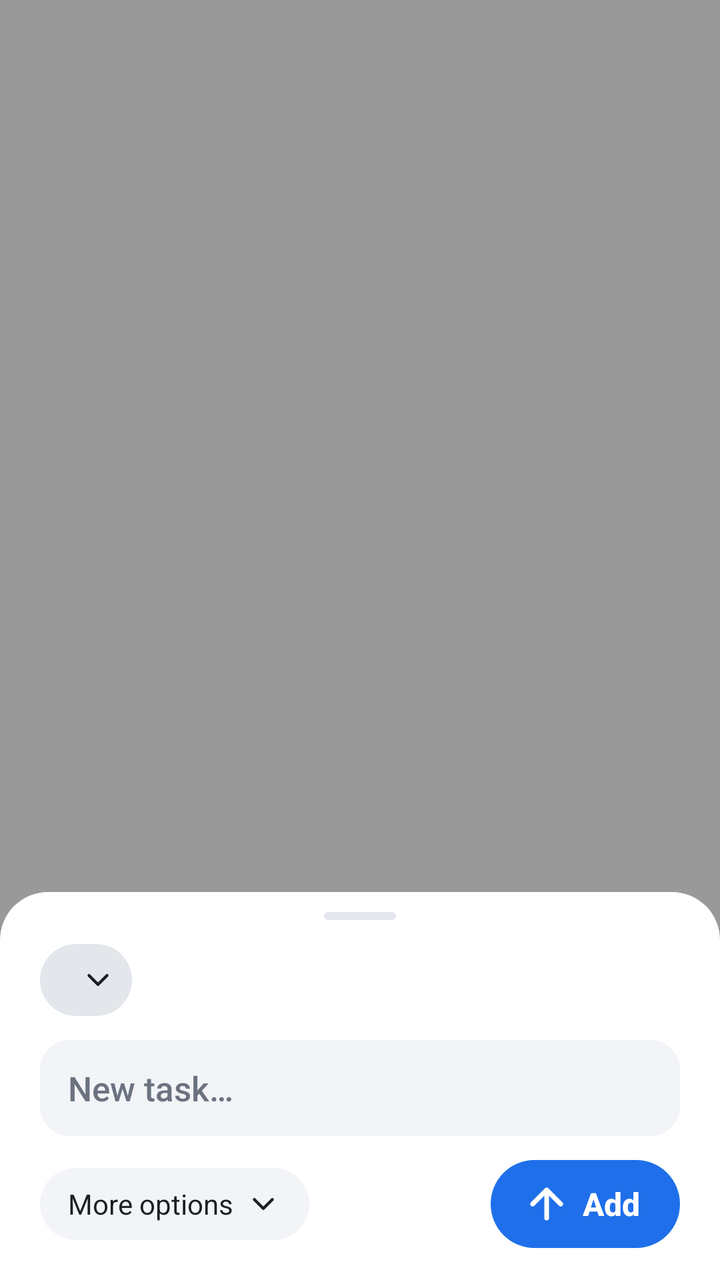
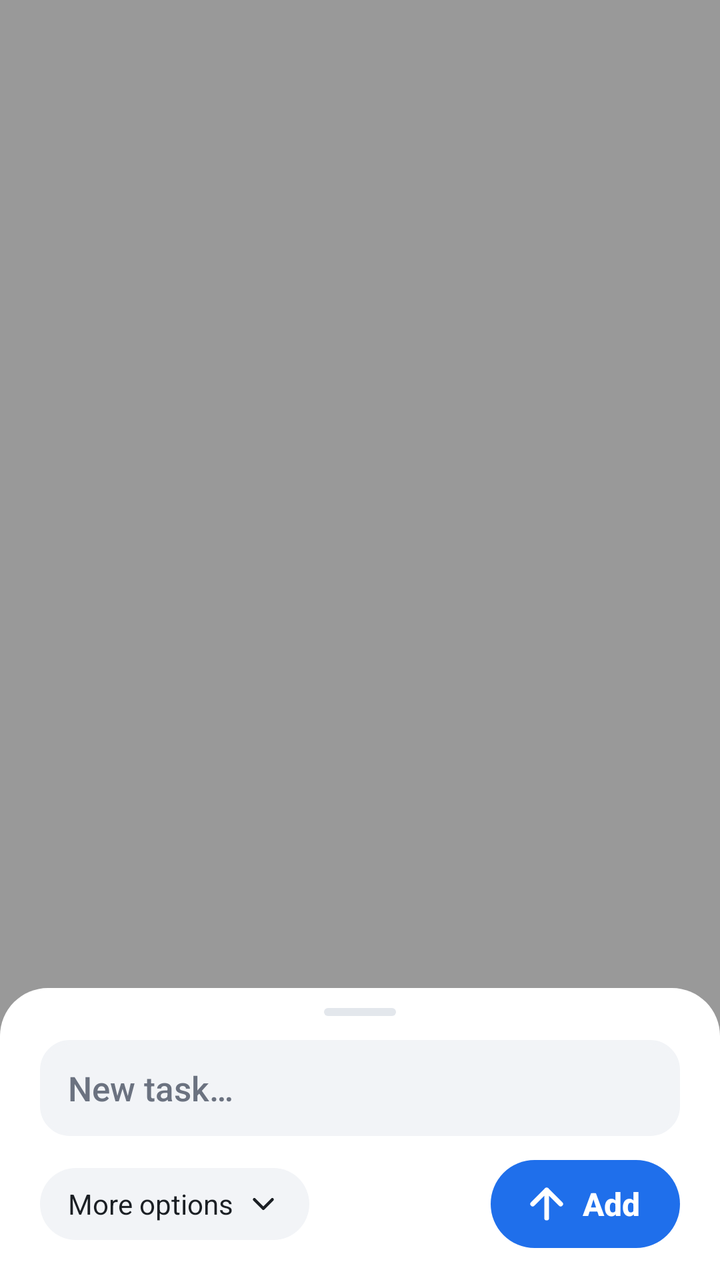

Screens rendered from an Android XML layout before and after an edit, with the pre-edit source and the edit as a unified diff.
<!-- AndroidManifest.xml: activity theme QuickAddTheme -->
<!-- res/layout/quick_add.xml -->
<?xml version="1.0" encoding="utf-8"?>
<FrameLayout xmlns:android="http://schemas.android.com/apk/res/android"
    android:id="@+id/scrim"
    android:layout_width="match_parent"
    android:layout_height="match_parent"
    android:background="#66000000">

    <LinearLayout
        android:id="@+id/sheet"
        android:layout_width="match_parent"
        android:layout_height="wrap_content"
        android:layout_gravity="bottom"
        android:background="@drawable/sheet_bg"
        android:clickable="true"
        android:focusable="false"
        android:orientation="vertical"
        android:paddingStart="20dp"
        android:paddingTop="10dp"
        android:paddingEnd="20dp"
        android:paddingBottom="16dp">

        <View
            android:layout_width="36dp"
            android:layout_height="4dp"
            android:layout_gravity="center_horizontal"
            android:background="@drawable/sheet_handle" />

        
        <TextView
            android:id="@+id/list"
            style="@style/QuickChip"
            android:layout_marginTop="12dp"
            android:background="@drawable/pill_bg"
            android:drawablePadding="8dp"
            android:drawableEnd="@drawable/ic_expand"
            android:ellipsize="end"
            android:maxWidth="280dp"
            android:paddingStart="12dp"
            android:paddingEnd="8dp"
            android:textStyle="bold" />

        <EditText
            android:id="@+id/title"
            android:layout_width="match_parent"
            android:layout_height="wrap_content"
            android:layout_marginTop="12dp"
            android:background="@drawable/field_bg"
            android:hint="@string/quick_hint"
            android:imeOptions="actionSend"
            android:importantForAutofill="no"
            android:inputType="textCapSentences"
            android:maxLines="4"
            android:minHeight="48dp"
            android:paddingStart="14dp"
            android:paddingTop="10dp"
            android:paddingEnd="14dp"
            android:paddingBottom="10dp"
            android:textColor="@color/widget_text"
            android:textColorHint="@color/widget_muted"
            android:textSize="17sp" />

        
        <LinearLayout
            android:id="@+id/remind_row"
            android:layout_width="match_parent"
            android:layout_height="wrap_content"
            android:layout_marginTop="8dp"
            android:gravity="center_vertical"
            android:minHeight="40dp"
            android:orientation="horizontal"
            android:visibility="gone">

            <ImageView
                android:layout_width="20dp"
                android:layout_height="20dp"
                android:importantForAccessibility="no"
                android:src="@drawable/ic_bell" />

            <TextView
                android:id="@+id/remind_text"
                android:layout_width="0dp"
                android:layout_height="wrap_content"
                android:layout_weight="1"
                android:background="?android:attr/selectableItemBackground"
                android:minHeight="40dp"
                android:gravity="center_vertical"
                android:paddingStart="8dp"
                android:paddingEnd="8dp"
                android:textColor="@color/widget_text"
                android:textSize="15sp" />

            <ImageButton
                android:id="@+id/remind_clear"
                android:layout_width="40dp"
                android:layout_height="40dp"
                android:background="?android:attr/selectableItemBackgroundBorderless"
                android:contentDescription="@string/quick_remind_clear"
                android:src="@drawable/ic_close" />
        </LinearLayout>

        
        <LinearLayout
            android:id="@+id/draft_row"
            android:layout_width="match_parent"
            android:layout_height="wrap_content"
            android:layout_marginTop="4dp"
            android:gravity="center_vertical"
            android:orientation="horizontal"
            android:visibility="gone">

            <TextView
                android:layout_width="0dp"
                android:layout_height="wrap_content"
                android:layout_weight="1"
                android:text="@string/quick_draft_restored"
                android:textColor="@color/widget_muted"
                android:textSize="14sp" />

            <TextView
                android:id="@+id/draft_discard"
                android:layout_width="wrap_content"
                android:layout_height="40dp"
                android:background="?android:attr/selectableItemBackground"
                android:gravity="center_vertical"
                android:paddingStart="12dp"
                android:paddingEnd="4dp"
                android:text="@string/quick_draft_discard"
                android:textColor="@color/accent"
                android:textSize="14sp"
                android:textStyle="bold" />
        </LinearLayout>

        
        <TextView
            android:id="@+id/status"
            android:layout_width="match_parent"
            android:layout_height="wrap_content"
            android:layout_marginTop="8dp"
            android:textSize="14sp"
            android:visibility="gone" />

        
        <LinearLayout
            android:id="@+id/more"
            android:layout_width="match_parent"
            android:layout_height="wrap_content"
            android:orientation="vertical"
            android:visibility="gone">

            <EditText
                android:id="@+id/notes"
                android:layout_width="match_parent"
                android:layout_height="wrap_content"
                android:layout_marginTop="8dp"
                android:background="@drawable/field_bg"
                android:gravity="top"
                android:hint="@string/quick_notes_hint"
                android:importantForAutofill="no"
                android:inputType="textCapSentences|textMultiLine"
                android:maxLines="6"
                android:minLines="2"
                android:paddingStart="14dp"
                android:paddingTop="10dp"
                android:paddingEnd="14dp"
                android:paddingBottom="10dp"
                android:textColor="@color/widget_text"
                android:textColorHint="@color/widget_muted"
                android:textSize="15sp"
                android:visibility="gone" />

            
            <HorizontalScrollView
                android:layout_width="match_parent"
                android:layout_height="wrap_content"
                android:layout_marginTop="12dp"
                android:scrollbars="none">

                <LinearLayout
                    android:layout_width="wrap_content"
                    android:layout_height="wrap_content"
                    android:gravity="center_vertical"
                    android:orientation="horizontal">

                    <ImageView
                        android:layout_width="20dp"
                        android:layout_height="20dp"
                        android:layout_marginEnd="8dp"
                        android:importantForAccessibility="no"
                        android:src="@drawable/ic_bell" />

                    <TextView android:id="@+id/when_today" style="@style/QuickChip" android:text="@string/quick_today" />
                    <TextView android:id="@+id/when_tomorrow" style="@style/QuickChip" android:text="@string/quick_tomorrow" />
                    <TextView android:id="@+id/when_week" style="@style/QuickChip" android:text="@string/quick_next_week" />
                    <TextView
                        android:id="@+id/when_pick"
                        style="@style/QuickChip"
                        android:drawableStart="@drawable/ic_calendar"
                        android:text="@string/quick_pick" />
                </LinearLayout>
            </HorizontalScrollView>

            
            <HorizontalScrollView
                android:layout_width="match_parent"
                android:layout_height="wrap_content"
                android:layout_marginTop="8dp"
                android:scrollbars="none">

                <LinearLayout
                    android:layout_width="wrap_content"
                    android:layout_height="wrap_content"
                    android:orientation="horizontal">

                    <TextView
                        android:id="@+id/place"
                        style="@style/QuickChip"
                        android:drawableStart="@drawable/ic_place"
                        android:ellipsize="end"
                        android:maxWidth="240dp"
                        android:text="@string/quick_place" />

                    <TextView
                        android:id="@+id/repeat"
                        style="@style/QuickChip"
                        android:drawableStart="@drawable/ic_repeat"
                        android:text="@string/quick_repeat" />

                    <TextView
                        android:id="@+id/notes_toggle"
                        style="@style/QuickChip"
                        android:drawableStart="@drawable/ic_notes"
                        android:text="@string/quick_notes" />
                </LinearLayout>
            </HorizontalScrollView>

            
            <LinearLayout
                android:id="@+id/place_row"
                android:layout_width="match_parent"
                android:layout_height="wrap_content"
                android:layout_marginTop="8dp"
                android:gravity="center_vertical"
                android:orientation="horizontal"
                android:visibility="gone">

                <TextView
                    android:layout_width="wrap_content"
                    android:layout_height="wrap_content"
                    android:layout_marginEnd="8dp"
                    android:text="@string/quick_place_when"
                    android:textColor="@color/widget_muted"
                    android:textSize="14sp" />

                <TextView android:id="@+id/place_enter" style="@style/QuickChip" android:text="@string/quick_place_enter" />
                <TextView android:id="@+id/place_exit" style="@style/QuickChip" android:text="@string/quick_place_exit" />
            </LinearLayout>

            <CheckBox
                android:id="@+id/keep_open"
                android:layout_width="wrap_content"
                android:layout_height="wrap_content"
                android:layout_marginTop="6dp"
                android:buttonTint="@color/accent"
                android:text="@string/quick_keep_open"
                android:textColor="@color/widget_muted"
                android:textSize="14sp" />
        </LinearLayout>

        
        <LinearLayout
            android:layout_width="match_parent"
            android:layout_height="wrap_content"
            android:layout_marginTop="12dp"
            android:gravity="center_vertical"
            android:orientation="horizontal">

            <TextView
                android:id="@+id/more_toggle"
                style="@style/QuickChip"
                android:drawableEnd="@drawable/ic_expand"
                android:text="@string/quick_more" />

            <View
                android:layout_width="0dp"
                android:layout_height="1dp"
                android:layout_weight="1" />

            <Button
                android:id="@+id/send"
                android:layout_width="wrap_content"
                android:layout_height="44dp"
                android:background="@drawable/add_bg"
                android:drawableStart="@drawable/ic_send"
                android:drawablePadding="6dp"
                android:minWidth="0dp"
                android:minHeight="0dp"
                android:paddingStart="16dp"
                android:paddingEnd="20dp"
                android:stateListAnimator="@null"
                android:text="@string/quick_add"
                android:textAllCaps="false"
                android:textColor="#FFFFFF"
                android:textSize="16sp"
                android:textStyle="bold" />
        </LinearLayout>
    </LinearLayout>
</FrameLayout>
<!-- resources referenced by this layout -->
<resources>
  <color name="accent">#1F6FEB</color>
  <color name="widget_muted">#6B7280</color>
  <color name="widget_text">#1B1F24</color>
  <!-- drawable ic_notes (drawable) -->
  <?xml version="1.0" encoding="utf-8"?>
  <vector xmlns:android="http://schemas.android.com/apk/res/android"
      android:width="24dp"
      android:height="24dp"
      android:viewportWidth="24"
      android:viewportHeight="24">
      <path
          android:pathData="M5 7h14M5 12h14M5 17h9"
          android:strokeColor="@color/widget_muted"
          android:strokeLineCap="round"
          android:strokeWidth="2" />
  </vector>
  <!-- drawable ic_place (drawable) -->
  <?xml version="1.0" encoding="utf-8"?>
  <vector xmlns:android="http://schemas.android.com/apk/res/android"
      android:width="24dp"
      android:height="24dp"
      android:viewportWidth="24"
      android:viewportHeight="24">
      <path
          android:pathData="M12 21s-7-6.2-7-11.5a7 7 0 0 1 14 0C19 14.8 12 21 12 21zM12 12a2.5 2.5 0 1 0 0-5 2.5 2.5 0 0 0 0 5z"
          android:strokeColor="@color/widget_muted"
          android:strokeLineCap="round"
          android:strokeLineJoin="round"
          android:strokeWidth="2" />
  </vector>
  <!-- drawable ic_repeat (drawable) -->
  <?xml version="1.0" encoding="utf-8"?>
  <vector xmlns:android="http://schemas.android.com/apk/res/android"
      android:width="24dp"
      android:height="24dp"
      android:viewportWidth="24"
      android:viewportHeight="24">
      <path
          android:pathData="M17 2l4 4-4 4M3 11V9a3 3 0 0 1 3-3h15M7 22l-4-4 4-4M21 13v2a3 3 0 0 1-3 3H3"
          android:strokeColor="@color/widget_muted"
          android:strokeLineCap="round"
          android:strokeLineJoin="round"
          android:strokeWidth="2" />
  </vector>
  <!-- drawable pill_bg (drawable) -->
  <?xml version="1.0" encoding="utf-8"?>
  <shape xmlns:android="http://schemas.android.com/apk/res/android" android:shape="rectangle">
      <solid android:color="@color/widget_pill" />
      <corners android:radius="999dp" />
  </shape>
  <!-- drawable sheet_bg (drawable) -->
  <?xml version="1.0" encoding="utf-8"?>
  <shape xmlns:android="http://schemas.android.com/apk/res/android" android:shape="rectangle">
      <solid android:color="@color/widget_bg" />
      <corners android:topLeftRadius="24dp" android:topRightRadius="24dp" />
  </shape>
  <!-- drawable sheet_handle (drawable) -->
  <?xml version="1.0" encoding="utf-8"?>
  <shape xmlns:android="http://schemas.android.com/apk/res/android" android:shape="rectangle">
      <solid android:color="@color/widget_pill" />
      <corners android:radius="2dp" />
  </shape>
  <string name="quick_add">Add</string>
  <string name="quick_draft_discard">Discard</string>
  <string name="quick_draft_restored">Draft restored</string>
  <string name="quick_hint">New task…</string>
  <string name="quick_keep_open">Add another one after this</string>
  <string name="quick_more">More options</string>
  <string name="quick_next_week">Next week</string>
  <string name="quick_notes">Description</string>
  <string name="quick_notes_hint">Description</string>
  <string name="quick_pick">Pick…</string>
  <string name="quick_place">Place</string>
  <string name="quick_place_enter">On arrival</string>
  <string name="quick_place_exit">On leaving</string>
  <string name="quick_place_when">Notify</string>
  <string name="quick_remind_clear">Remove reminder</string>
  <string name="quick_repeat">Repeat</string>
  <string name="quick_today">Today</string>
  <string name="quick_tomorrow">Tomorrow</string>
  <color name="widget_tile">#F2F4F7</color>
  <color name="widget_pill">#E3E7EC</color>
  <color name="widget_bg">#FFFFFF</color>
  <!-- unchanged entries left out for length: 10 -->
</resources>

<!-- the commit's change to res/layout/quick_add.xml (unified diff, before → after) -->
@@ -24,20 +24,6 @@
             android:layout_height="4dp"
             android:layout_gravity="center_horizontal"
             android:background="@drawable/sheet_handle" />
-
-        
-        <TextView
-            android:id="@+id/list"
-            style="@style/QuickChip"
-            android:layout_marginTop="12dp"
-            android:background="@drawable/pill_bg"
-            android:drawablePadding="8dp"
-            android:drawableEnd="@drawable/ic_expand"
-            android:ellipsize="end"
-            android:maxWidth="280dp"
-            android:paddingStart="12dp"
-            android:paddingEnd="8dp"
-            android:textStyle="bold" />
 
         <EditText
             android:id="@+id/title"
@@ -140,18 +126,106 @@
             android:visibility="gone" />
 
         
-        <LinearLayout
+        <ScrollView
             android:id="@+id/more"
+            android:layout_width="match_parent"
+            android:layout_height="wrap_content"
+            android:layout_marginTop="8dp"
+            android:layout_weight="1"
+            android:fillViewport="false"
+            android:scrollbars="none"
+            android:visibility="gone">
+
+            <LinearLayout
+                android:layout_width="match_parent"
+                android:layout_height="wrap_content"
+                android:orientation="vertical">
+
+                <include android:id="@+id/step_when" layout="@layout/quick_step" />
+                <include android:id="@+id/step_repeat" layout="@layout/quick_step" />
+                <include android:id="@+id/step_place" layout="@layout/quick_step" />
+                <include android:id="@+id/step_list" layout="@layout/quick_step" />
+                <include android:id="@+id/step_notes" layout="@layout/quick_step" />
+
+                <CheckBox
+                    android:id="@+id/keep_open"
+                    android:layout_width="wrap_content"
+                    android:layout_height="wrap_content"
+                    android:layout_marginTop="4dp"
+                    android:buttonTint="@color/accent"
+                    android:text="@string/quick_keep_open"
+                    android:textColor="@color/widget_muted"
+                    android:textSize="14sp" />
+            </LinearLayout>
+        </ScrollView>
+
+        
+        <LinearLayout
+            android:id="@+id/step_bodies"
             android:layout_width="match_parent"
             android:layout_height="wrap_content"
             android:orientation="vertical"
             android:visibility="gone">
+
+            
+            <LinearLayout
+                android:id="@+id/when_body"
+                android:layout_width="match_parent"
+                android:layout_height="wrap_content"
+                android:orientation="vertical">
+
+                <TextView
+                    android:id="@+id/when_pick"
+                    android:layout_width="match_parent"
+                    android:layout_height="48dp"
+                    android:background="@drawable/pick_bg"
+                    android:clickable="true"
+                    android:drawableStart="@drawable/ic_calendar"
+                    android:drawablePadding="10dp"
+                    android:drawableTint="@color/accent"
+                    android:focusable="true"
+                    android:gravity="center_vertical"
+                    android:paddingStart="16dp"
+                    android:paddingEnd="16dp"
+                    android:singleLine="true"
+                    android:text="@string/quick_pick_datetime"
+                    android:textColor="@color/accent"
+                    android:textSize="16sp"
+                    android:textStyle="bold" />
+
+                <HorizontalScrollView
+                    android:layout_width="match_parent"
+                    android:layout_height="wrap_content"
+                    android:layout_marginTop="8dp"
+                    android:scrollbars="none">
+
+                    <LinearLayout
+                        android:layout_width="wrap_content"
+                        android:layout_height="wrap_content"
+                        android:orientation="horizontal">
+
+                        <TextView android:id="@+id/when_today" style="@style/QuickChip" android:layout_height="32dp" android:textSize="13sp" android:text="@string/quick_today" />
+                        <TextView android:id="@+id/when_tomorrow" style="@style/QuickChip" android:layout_height="32dp" android:textSize="13sp" android:text="@string/quick_tomorrow" />
+                        <TextView android:id="@+id/when_week" style="@style/QuickChip" android:layout_height="32dp" android:textSize="13sp" android:text="@string/quick_next_week" />
+                    </LinearLayout>
+                </HorizontalScrollView>
+            </LinearLayout>
+
+            
+            <LinearLayout
+                android:id="@+id/place_row"
+                android:layout_width="match_parent"
+                android:layout_height="wrap_content"
+                android:orientation="horizontal">
+
+                <TextView android:id="@+id/place_enter" style="@style/QuickChip" android:text="@string/quick_place_enter" />
+                <TextView android:id="@+id/place_exit" style="@style/QuickChip" android:text="@string/quick_place_exit" />
+            </LinearLayout>
 
             <EditText
                 android:id="@+id/notes"
                 android:layout_width="match_parent"
                 android:layout_height="wrap_content"
-                android:layout_marginTop="8dp"
                 android:background="@drawable/field_bg"
                 android:gravity="top"
                 android:hint="@string/quick_notes_hint"
@@ -165,105 +239,7 @@
                 android:paddingBottom="10dp"
                 android:textColor="@color/widget_text"
                 android:textColorHint="@color/widget_muted"
-                android:textSize="15sp"
-                android:visibility="gone" />
-
-            
-            <HorizontalScrollView
-                android:layout_width="match_parent"
-                android:layout_height="wrap_content"
-                android:layout_marginTop="12dp"
-                android:scrollbars="none">
-
-                <LinearLayout
-                    android:layout_width="wrap_content"
-                    android:layout_height="wrap_content"
-                    android:gravity="center_vertical"
-                    android:orientation="horizontal">
-
-                    <ImageView
-                        android:layout_width="20dp"
-                        android:layout_height="20dp"
-                        android:layout_marginEnd="8dp"
-                        android:importantForAccessibility="no"
-                        android:src="@drawable/ic_bell" />
-
-                    <TextView android:id="@+id/when_today" style="@style/QuickChip" android:text="@string/quick_today" />
-                    <TextView android:id="@+id/when_tomorrow" style="@style/QuickChip" android:text="@string/quick_tomorrow" />
-                    <TextView android:id="@+id/when_week" style="@style/QuickChip" android:text="@string/quick_next_week" />
-                    <TextView
-                        android:id="@+id/when_pick"
-                        style="@style/QuickChip"
-                        android:drawableStart="@drawable/ic_calendar"
-                        android:text="@string/quick_pick" />
-                </LinearLayout>
-            </HorizontalScrollView>
-
-            
-            <HorizontalScrollView
-                android:layout_width="match_parent"
-                android:layout_height="wrap_content"
-                android:layout_marginTop="8dp"
-                android:scrollbars="none">
-
-                <LinearLayout
-                    android:layout_width="wrap_content"
-                    android:layout_height="wrap_content"
-                    android:orientation="horizontal">
-
-                    <TextView
-                        android:id="@+id/place"
-                        style="@style/QuickChip"
-                        android:drawableStart="@drawable/ic_place"
-                        android:ellipsize="end"
-                        android:maxWidth="240dp"
-                        android:text="@string/quick_place" />
-
-                    <TextView
-                        android:id="@+id/repeat"
-                        style="@style/QuickChip"
-                        android:drawableStart="@drawable/ic_repeat"
-                        android:text="@string/quick_repeat" />
-
-                    <TextView
-                        android:id="@+id/notes_toggle"
-                        style="@style/QuickChip"
-                        android:drawableStart="@drawable/ic_notes"
-                        android:text="@string/quick_notes" />
-                </LinearLayout>
-            </HorizontalScrollView>
-
-            
-            <LinearLayout
-                android:id="@+id/place_row"
-                android:layout_width="match_parent"
-                android:layout_height="wrap_content"
-                android:layout_marginTop="8dp"
-                android:gravity="center_vertical"
-                android:orientation="horizontal"
-                android:visibility="gone">
-
-                <TextView
-                    android:layout_width="wrap_content"
-                    android:layout_height="wrap_content"
-                    android:layout_marginEnd="8dp"
-                    android:text="@string/quick_place_when"
-                    android:textColor="@color/widget_muted"
-                    android:textSize="14sp" />
-
-                <TextView android:id="@+id/place_enter" style="@style/QuickChip" android:text="@string/quick_place_enter" />
-                <TextView android:id="@+id/place_exit" style="@style/QuickChip" android:text="@string/quick_place_exit" />
-            </LinearLayout>
-
-            <CheckBox
-                android:id="@+id/keep_open"
-                android:layout_width="wrap_content"
-                android:layout_height="wrap_content"
-                android:layout_marginTop="6dp"
-                android:buttonTint="@color/accent"
-                android:text="@string/quick_keep_open"
-                android:textColor="@color/widget_muted"
-                android:textSize="14sp" />
+                android:textSize="15sp" />
         </LinearLayout>
 
         
@@ -305,3 +281,87 @@
         </LinearLayout>
     </LinearLayout>
 </FrameLayout>
+<!-- res/layout/quick_step.xml (included above) -->
+<?xml version="1.0" encoding="utf-8"?>
+<LinearLayout xmlns:android="http://schemas.android.com/apk/res/android"
+    android:layout_width="match_parent"
+    android:layout_height="wrap_content"
+    android:orientation="horizontal">
+
+    <LinearLayout
+        android:layout_width="32dp"
+        android:layout_height="match_parent"
+        android:gravity="center_horizontal"
+        android:orientation="vertical">
+
+        <View
+            android:id="@+id/step_line_top"
+            android:layout_width="2dp"
+            android:layout_height="8dp"
+            android:background="@color/widget_pill" />
+
+        <ImageView
+            android:id="@+id/step_icon"
+            android:layout_width="32dp"
+            android:layout_height="32dp"
+            android:background="@drawable/step_dot"
+            android:importantForAccessibility="no"
+            android:padding="7dp"
+            android:tint="@color/step_icon" />
+
+        <View
+            android:id="@+id/step_line_bottom"
+            android:layout_width="2dp"
+            android:layout_height="0dp"
+            android:layout_weight="1"
+            android:minHeight="8dp"
+            android:background="@color/widget_pill" />
+    </LinearLayout>
+
+    <LinearLayout
+        android:layout_width="0dp"
+        android:layout_height="wrap_content"
+        android:layout_marginStart="10dp"
+        android:layout_weight="1"
+        android:orientation="vertical">
+
+        <LinearLayout
+            android:layout_width="match_parent"
+            android:layout_height="wrap_content"
+            android:gravity="center_vertical"
+            android:minHeight="48dp"
+            android:orientation="horizontal">
+
+            <TextView
+                android:id="@+id/step_text"
+                android:layout_width="0dp"
+                android:layout_height="wrap_content"
+                android:layout_weight="1"
+                android:background="?android:attr/selectableItemBackground"
+                android:ellipsize="end"
+                android:gravity="center_vertical"
+                android:maxLines="2"
+                android:minHeight="48dp"
+                android:paddingEnd="8dp"
+                android:textColor="@color/widget_text"
+                android:textSize="15sp" />
+
+            <ImageButton
+                android:id="@+id/step_clear"
+                android:layout_width="40dp"
+                android:layout_height="40dp"
+                android:background="?android:attr/selectableItemBackgroundBorderless"
+                android:contentDescription="@string/quick_step_clear"
+                android:src="@drawable/ic_close"
+                android:visibility="gone" />
+        </LinearLayout>
+
+        <LinearLayout
+            android:id="@+id/step_body"
+            android:layout_width="match_parent"
+            android:layout_height="wrap_content"
+            android:orientation="vertical"
+            android:paddingBottom="10dp"
+            android:visibility="gone" />
+    </LinearLayout>
+</LinearLayout>
<!-- resource entries referenced after the edit -->
@@ -3,53 +3,17 @@
   <color name="accent">#1F6FEB</color>
   <color name="widget_muted">#6B7280</color>
   <color name="widget_text">#1B1F24</color>
-  <!-- drawable ic_notes (drawable) -->
+  <!-- drawable pick_bg (drawable) -->
   <?xml version="1.0" encoding="utf-8"?>
-  <vector xmlns:android="http://schemas.android.com/apk/res/android"
-      android:width="24dp"
-      android:height="24dp"
-      android:viewportWidth="24"
-      android:viewportHeight="24">
-      <path
-          android:pathData="M5 7h14M5 12h14M5 17h9"
-          android:strokeColor="@color/widget_muted"
-          android:strokeLineCap="round"
-          android:strokeWidth="2" />
-  </vector>
-  <!-- drawable ic_place (drawable) -->
-  <?xml version="1.0" encoding="utf-8"?>
-  <vector xmlns:android="http://schemas.android.com/apk/res/android"
-      android:width="24dp"
-      android:height="24dp"
-      android:viewportWidth="24"
-      android:viewportHeight="24">
-      <path
-          android:pathData="M12 21s-7-6.2-7-11.5a7 7 0 0 1 14 0C19 14.8 12 21 12 21zM12 12a2.5 2.5 0 1 0 0-5 2.5 2.5 0 0 0 0 5z"
-          android:strokeColor="@color/widget_muted"
-          android:strokeLineCap="round"
-          android:strokeLineJoin="round"
-          android:strokeWidth="2" />
-  </vector>
-  <!-- drawable ic_repeat (drawable) -->
-  <?xml version="1.0" encoding="utf-8"?>
-  <vector xmlns:android="http://schemas.android.com/apk/res/android"
-      android:width="24dp"
-      android:height="24dp"
-      android:viewportWidth="24"
-      android:viewportHeight="24">
-      <path
-          android:pathData="M17 2l4 4-4 4M3 11V9a3 3 0 0 1 3-3h15M7 22l-4-4 4-4M21 13v2a3 3 0 0 1-3 3H3"
-          android:strokeColor="@color/widget_muted"
-          android:strokeLineCap="round"
-          android:strokeLineJoin="round"
-          android:strokeWidth="2" />
-  </vector>
-  <!-- drawable pill_bg (drawable) -->
-  <?xml version="1.0" encoding="utf-8"?>
-  <shape xmlns:android="http://schemas.android.com/apk/res/android" android:shape="rectangle">
-      <solid android:color="@color/widget_pill" />
-      <corners android:radius="999dp" />
-  </shape>
+  <ripple xmlns:android="http://schemas.android.com/apk/res/android" android:color="#331F6FEB">
+      <item>
+          <shape android:shape="rectangle">
+              <corners android:radius="22dp" />
+              <solid android:color="#141F6FEB" />
+              <stroke android:width="2dp" android:color="@color/accent" />
+          </shape>
+      </item>
+  </ripple>
   <!-- drawable sheet_bg (drawable) -->
   <?xml version="1.0" encoding="utf-8"?>
   <shape xmlns:android="http://schemas.android.com/apk/res/android" android:shape="rectangle">
@@ -62,6 +26,21 @@
       <solid android:color="@color/widget_pill" />
       <corners android:radius="2dp" />
   </shape>
+  <!-- drawable step_dot (drawable) -->
+  <?xml version="1.0" encoding="utf-8"?>
+  <selector xmlns:android="http://schemas.android.com/apk/res/android">
+      <item android:state_selected="true">
+          <shape android:shape="oval">
+              <solid android:color="@color/accent" />
+          </shape>
+      </item>
+      <item>
+          <shape android:shape="oval">
+              <solid android:color="@color/widget_tile" />
+              <stroke android:width="2dp" android:color="@color/widget_pill" />
+          </shape>
+      </item>
+  </selector>
   <string name="quick_add">Add</string>
   <string name="quick_draft_discard">Discard</string>
   <string name="quick_draft_restored">Draft restored</string>
@@ -69,15 +48,12 @@
   <string name="quick_keep_open">Add another one after this</string>
   <string name="quick_more">More options</string>
   <string name="quick_next_week">Next week</string>
-  <string name="quick_notes">Description</string>
   <string name="quick_notes_hint">Description</string>
-  <string name="quick_pick">Pick…</string>
-  <string name="quick_place">Place</string>
+  <string name="quick_pick_datetime">Pick day and time…</string>
   <string name="quick_place_enter">On arrival</string>
   <string name="quick_place_exit">On leaving</string>
-  <string name="quick_place_when">Notify</string>
   <string name="quick_remind_clear">Remove reminder</string>
-  <string name="quick_repeat">Repeat</string>
+  <string name="quick_step_clear">Clear</string>
   <string name="quick_today">Today</string>
   <string name="quick_tomorrow">Tomorrow</string>
   <color name="widget_tile">#F2F4F7</color>
